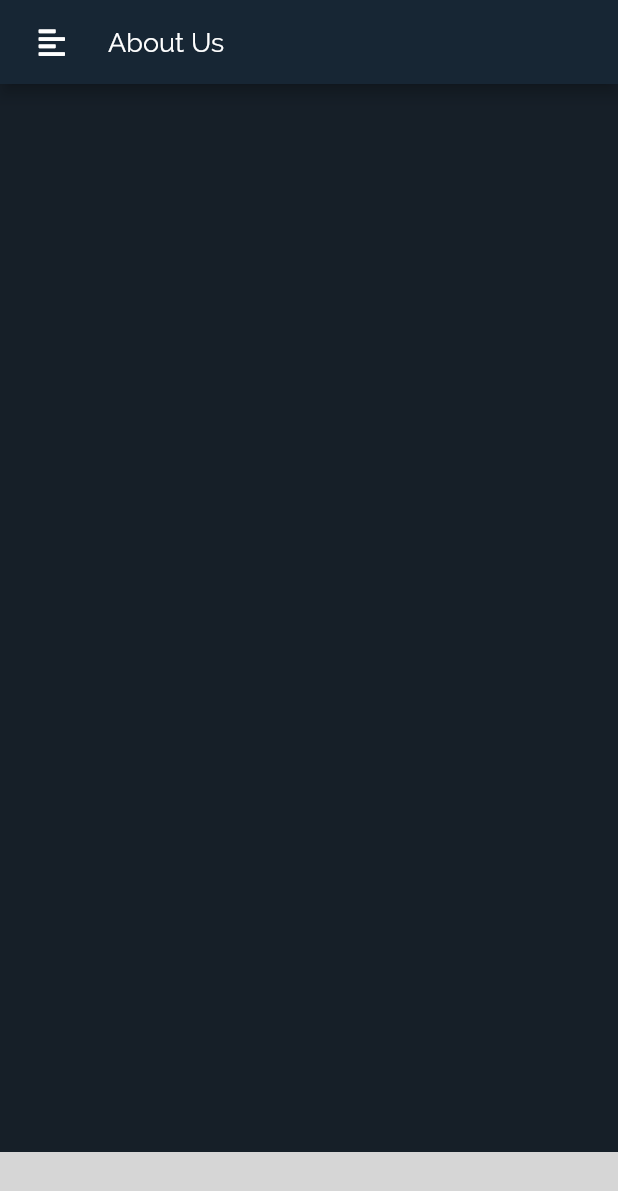
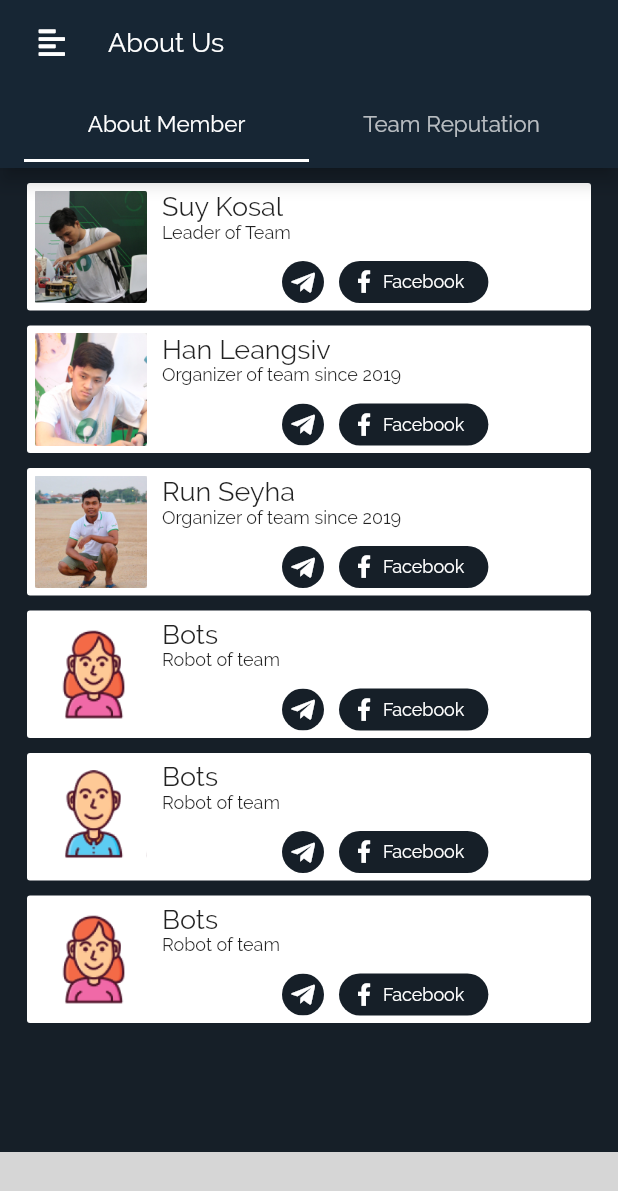
Before and after one commit to erobotkh/erobot_archive, a Flutter app: the screen it shows after launch, swiped to page 3, on a phone screen of 412 x 824 dp. Shown: the top 1191 px of the screen. Run offline on Flutter 3.47's test engine with Material 2 defaults, Android fonts, the phone set to English and light mode, and no system bars; our stand-ins replace font_awesome_flutter, hexcolor, page_transition, shimmer, sleek_circular_slider; missing offline and left inert: bubbled_navigation_bar; grey boxes are pictures that could not be loaded.

Commit message:
add tap view and about member page

```diff
--- a/lib/main.dart
+++ b/lib/main.dart
@@ -18,7 +18,7 @@ import 'screens/controller/ball_shooter.dart';
 import 'screens/controller/arduino_car.dart';
 import 'screens/ir_remoter/ir_remoter.dart';
 import 'screens/home_page/home.dart';
-import 'screens/drawer_bar/aboutus.dart';
+import 'screens/aboutus/aboutus.dart';
 import 'screens/drawer_bar/feedback.dart';
 import 'screens/login_page/log_choice.dart';
 import 'screens/login_page/login.dart';
@@ -86,7 +86,7 @@ class _SplashScreenState extends State<SplashScreen> {
     Navigator.pushReplacement(
         context,
         PageTransition(
-            child: Root(value: 0),
+            child: Root(),
             duration: Duration(milliseconds: 550),
             type: PageTransitionType.fade));
   }
@@ -168,32 +168,33 @@ class _SplashScreenState extends State<SplashScreen> {
 // ignore: must_be_immutable
 class Root extends StatefulWidget {
   int value;
-  Root({Key key, @required this.value}) : super(key: key);
+  Root({Key key}) : super(key: key);
   @override
-  _RootState createState() => _RootState(value);
+  _RootState createState() => _RootState();
 }
-
 
 class _RootState extends State<Root> {
   int selectedItem = 0;
-  int value;
-  _RootState(this.value);
-  var _pages = [HomeScreen(), ArduinoDoc(), AboutUs(), LogInChoice()];
-  PageController _pageController;
+  static PageController _pageController;
   MenuPositionController _menuPositionController;
   bool userPageDragging = false;
 
   List<String> titleName = ['E-Robot', 'Education', 'About Us', 'Profile'];
-
   @override
   void initState() {
-    if (value == 1) selectedItem = value;
     _menuPositionController = MenuPositionController(initPosition: 0);
-    _pageController =
-        PageController(initialPage: selectedItem, keepPage: false, viewportFraction: 1.0);
+    _pageController = PageController(
+        initialPage: selectedItem, keepPage: false, viewportFraction: 1.0);
     _pageController.addListener(handlePageChange);
     super.initState();
   }
+
+  var _pages = [
+    HomeScreen(),
+    ArduinoDoc(),
+    AboutUs(),
+    LogInChoice()
+  ];
 
   void handlePageChange() {
     _menuPositionController.absolutePosition = _pageController.page;
@@ -205,6 +206,7 @@ class _RootState extends State<Root> {
       onWillPop: _onBackPressed,
       child: Scaffold(
         appBar: AppBar(
+          elevation: selectedItem == 2 ? 0 : 5,
           leading: Padding(
             padding: const EdgeInsets.only(left: 13),
             child: Builder(
--- /dev/null
+++ b/lib/screens/aboutus/about_member.dart
@@ -0,0 +1,142 @@
+import 'package:flutter/material.dart';
+import 'package:font_awesome_flutter/font_awesome_flutter.dart';
+import 'package:hexcolor/hexcolor.dart';
+
+class AboutMember extends StatefulWidget {
+  AboutMember({Key key}) : super(key: key);
+
+  @override
+  _AboutMemberState createState() => _AboutMemberState();
+}
+
+class _AboutMemberState extends State<AboutMember> {
+  @override
+  Widget build(BuildContext context) {
+    return Scaffold(
+        body: ListView(
+      //Store all cards
+      children: <Widget>[
+        buildProfileCard(
+            'Suy Kosal', 'Leader of Team', 'kosal.png', 'kosal', 'kosal'),
+        buildProfileCard('Han Leangsiv', 'Organizer of team since 2019',
+            'leangsiv.png', 'kosal', 'kosal'),
+        buildProfileCard('Run Seyha', 'Organizer of team since 2019',
+            'seyha.png', 'kosal', 'kosal'),
+        buildProfileCard('Bots', 'Robot of team', 'bot1.png', 'kosal', 'kosal'),
+        buildProfileCard('Bots', 'Robot of team', 'bot2.png', 'kosal', 'kosal'),
+        buildProfileCard('Bots', 'Robot of team', 'bot1.png', 'kosal', 'kosal'),
+        SizedBox(height: 10,),
+      ],
+    ));
+  }
+
+  Padding buildProfileCard(String name, String role, String pathIMG,
+      String fbUsername, String telegramUsername) {
+    return Padding(
+      padding: EdgeInsets.fromLTRB(18.0, 10.0, 18.0, 0.0),
+      child: Container(
+          //Store a card
+          decoration: BoxDecoration(
+            borderRadius: BorderRadius.circular(2),
+            color: Colors.white,
+          ),
+          height: 85,
+          child: Padding(
+            padding: const EdgeInsets.all(5.0),
+            child: Row(
+              //Store left is image and right is info
+              mainAxisAlignment: MainAxisAlignment.start,
+              children: <Widget>[
+                Image.asset('assets/profiles/$pathIMG'),
+                SizedBox(
+                  width: 10,
+                ),
+                Column(
+                  crossAxisAlignment: CrossAxisAlignment.start,
+                  mainAxisAlignment: MainAxisAlignment.spaceBetween,
+                  children: <Widget>[
+                    Column(
+                        //Store name and role
+                        crossAxisAlignment: CrossAxisAlignment.start,
+                        children: <Widget>[
+                          Text(
+                            name,
+                            style: TextStyle(
+                                fontFamily: 'Raleway',
+                                fontWeight: FontWeight.w500,
+                                fontSize: 18),
+                          ),
+                          Text(
+                            role,
+                            style: TextStyle(
+                                fontFamily: 'Raleway',
+                                fontWeight: FontWeight.w500,
+                                fontSize: 12),
+                          ),
+                        ]),
+                    Row(
+                      //Store social media information
+                      crossAxisAlignment: CrossAxisAlignment.end,
+                      mainAxisAlignment: MainAxisAlignment.end,
+                      children: <Widget>[
+                        SizedBox(
+                          width: 80,
+                        ),
+                        ClipOval(
+                          child: Material(
+                            color: Hexcolor('161F28'),
+                            child: InkWell(
+                              splashColor: Colors.blue,
+                              child: SizedBox(
+                                width: 28,
+                                height: 28,
+                                child: Center(
+                                    child: FaIcon(
+                                  FontAwesomeIcons.telegramPlane,
+                                  size: 18,
+                                  color: Colors.white,
+                                )),
+                              ),
+                              onTap: () {
+                                print('telegram clicked');
+                              },
+                            ),
+                          ),
+                        ),
+                        SizedBox(
+                          width: 10,
+                        ),
+                        Container(
+                          height: 28,
+                          child: FlatButton.icon(
+                              splashColor: Colors.blue,
+                              shape: RoundedRectangleBorder(
+                                  borderRadius: BorderRadius.circular(50)),
+                              color: Hexcolor('161F28'),
+                              onPressed: () {
+                                print('facebook clicked');
+                              },
+                              icon: FaIcon(
+                                FontAwesomeIcons.facebookF,
+                                size: 15,
+                                color: Colors.white,
+                              ),
+                              label: Text(
+                                'Facebook',
+                                style: TextStyle(
+                                    fontFamily: 'Raleway',
+                                    fontWeight: FontWeight.w500,
+                                    fontSize: 12,
+                                    color: Colors.white),
+                              )),
+                        )
+                      ],
+                    ),
+                  ],
+                ),
+              ],
+            ),
+          )),
+    );
+  }
+}
--- /dev/null
+++ b/lib/screens/aboutus/aboutus.dart
@@ -0,0 +1,46 @@
+import 'package:flutter/gestures.dart';
+import 'package:flutter/material.dart';
+import 'team_reputation.dart';
+import 'about_member.dart';
+import 'package:hexcolor/hexcolor.dart';
+
+class AboutUs extends StatefulWidget {
+  AboutUs({Key key}) : super(key: key);
+
+  @override
+  _AboutUsState createState() => _AboutUsState();
+}
+
+class _AboutUsState extends State<AboutUs> {
+  @override
+  Widget build(BuildContext context) {
+    return DefaultTabController(
+        length: 2,
+        child: Scaffold(
+          backgroundColor:  Hexcolor('172634'),
+          appBar: AppBar(
+            elevation: 5,
+            title: TabBar(
+            dragStartBehavior: DragStartBehavior.down,
+            labelStyle: TextStyle(
+                fontFamily: 'Raleway',
+                fontWeight: FontWeight.w500,
+                fontSize: 15),
+            indicatorColor: Colors.white,
+            tabs: <Widget>[
+              Tab(
+                text: 'About Member',
+              ),
+              Tab(
+                text: 'Team Reputation',
+              )
+            ],
+          ),
+          ),
+          body: TabBarView(children: [
+            AboutMember(),
+            TeamReputation(),
+          ]),
+        ));
+  }
+}
--- /dev/null
+++ b/lib/screens/aboutus/team_reputation.dart
@@ -0,0 +1,17 @@
+import 'package:flutter/material.dart';
+
+class TeamReputation extends StatefulWidget {
+  TeamReputation({Key key}) : super(key: key);
+
+  @override
+  _TeamReputationState createState() => _TeamReputationState();
+}
+
+class _TeamReputationState extends State<TeamReputation> {
+  @override
+  Widget build(BuildContext context) {
+    return Scaffold(
+      body: Text('Team Reputation'),
+    );
+  }
+}
--- a/lib/screens/drawer_bar/aboutus.dart
+++ /dev/null
@@ -1,16 +0,0 @@
-import 'package:flutter/material.dart';
-
-class AboutUs extends StatefulWidget {
-  AboutUs({Key key}) : super(key: key);
-
-  @override
-  _AboutUsState createState() => _AboutUsState();
-}
-
-class _AboutUsState extends State<AboutUs> {
-  @override
-  Widget build(BuildContext context) {
-    return Scaffold(
-    );
-  }
-}
--- a/lib/screens/home_page/home.dart
+++ b/lib/screens/home_page/home.dart
@@ -37,7 +37,7 @@ class _HomeScreenState extends State<HomeScreen> {
           mainAxisSpacing: 3,
           children: <Widget>[
             buildBtn(
-                'Farm Assistant', 'Make your farming smart', 0, context),
+                'Farm Assistant', 'Make your farming smarter', 0, context),
             buildBtn(
                 'Sender', 'to Send text to arduino via Bluetooth', 1, context),
             buildBtn(
--- a/pubspec.yaml
+++ b/pubspec.yaml
@@ -55,6 +55,8 @@ flutter:
     - assets/
     - assets/colors/
     - assets/home/
+    - assets/profiles/
+    - assets/events/
 
   # An image asset can refer to one or more resolution-specific "variants", see
   # https://flutter.dev/assets-and-images/#resolution-aware.
```
Also changed, not shown: assets/events/pnc.png (added), assets/events/smart.png (added), assets/events/stem.png (added), assets/profiles/bot1.png (added), assets/profiles/bot2.png (added), assets/profiles/kosal.png (added), assets/profiles/leangsiv.png (added), assets/profiles/seyha.png (added), 5 other files.
